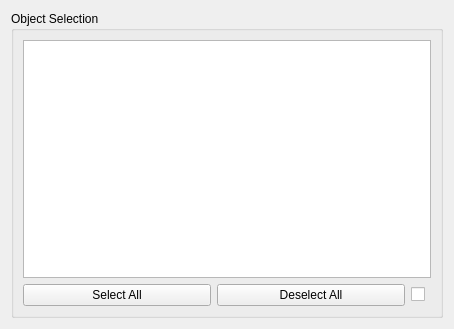
This is src/Interface/Modules/Render/ObjectSelection.ui in SCIInstitute/SCIRun as Qt 5 draws it before an edit. The edited form follows.
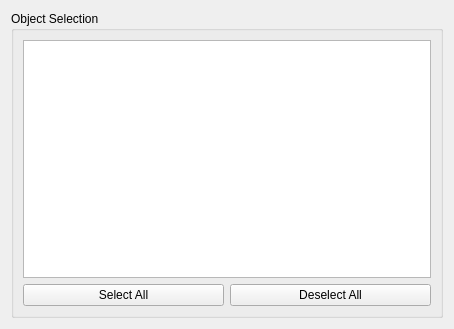
This is the edited form.

The edit to the form file:
```diff
--- a/src/Interface/Modules/Render/ObjectSelection.ui
+++ b/src/Interface/Modules/Render/ObjectSelection.ui
@@ -81,22 +81,6 @@
           </property>
          </widget>
         </item>
-        <item>
-         <widget class="QCheckBox" name="pinCheckBox_">
-          <property name="maximumSize">
-           <size>
-            <width>20</width>
-            <height>16777215</height>
-           </size>
-          </property>
-          <property name="toolTip">
-           <string>Pin popup</string>
-          </property>
-          <property name="text">
-           <string/>
-          </property>
-         </widget>
-        </item>
        </layout>
       </item>
      </layout>
```
